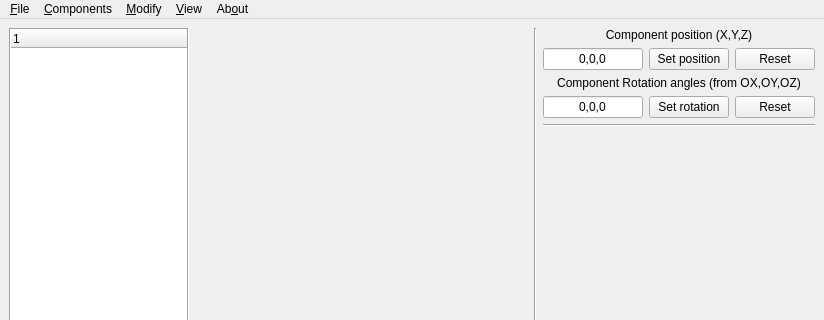
This is UI/cnst.ui in bakeryproducts/ConstructorM4 as Qt 5 draws it before an edit; both pictures show x 0 to 824 and y 0 to 320 of the 824 by 588 pixel window. The edited form follows.
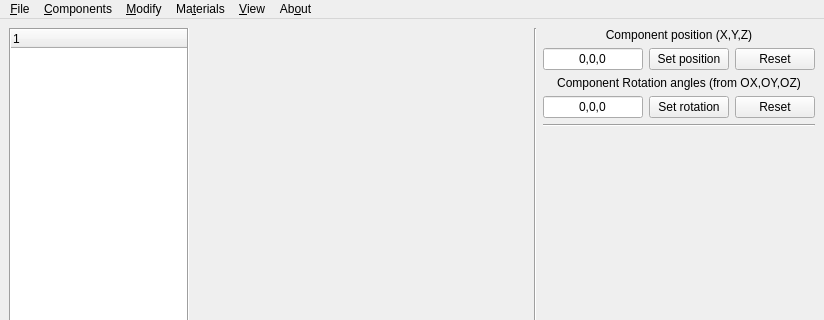
This is the edited form.

```diff
--- a/UI/cnst.ui
+++ b/UI/cnst.ui
@@ -343,9 +343,16 @@
     <addaction name="actionArrays"/>
     <addaction name="action_Constrain"/>
    </widget>
+   <widget class="QMenu" name="menuMa_terials">
+    <property name="title">
+     <string>Ma&amp;terials</string>
+    </property>
+    <addaction name="actionManage"/>
+   </widget>
    <addaction name="menuFile"/>
    <addaction name="menuComponents"/>
    <addaction name="menuModify"/>
+   <addaction name="menuMa_terials"/>
    <addaction name="menuView"/>
    <addaction name="menuAbout"/>
   </widget>
```
Left out of the diff: 7 changed lines with no effect on the pictures.
